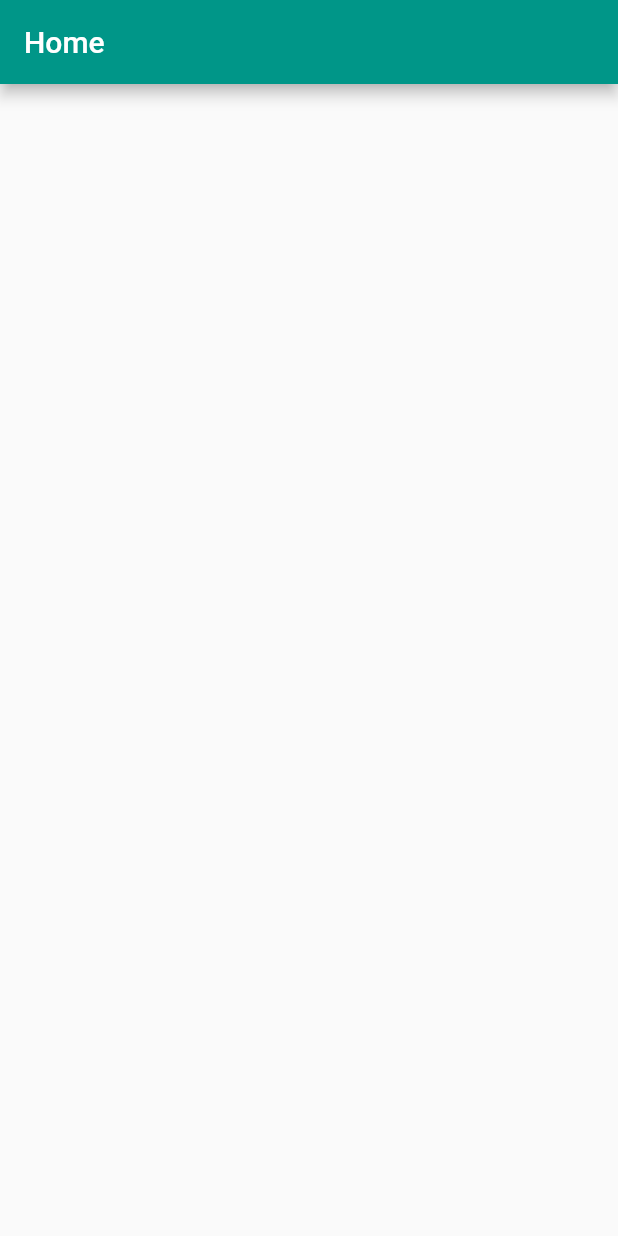
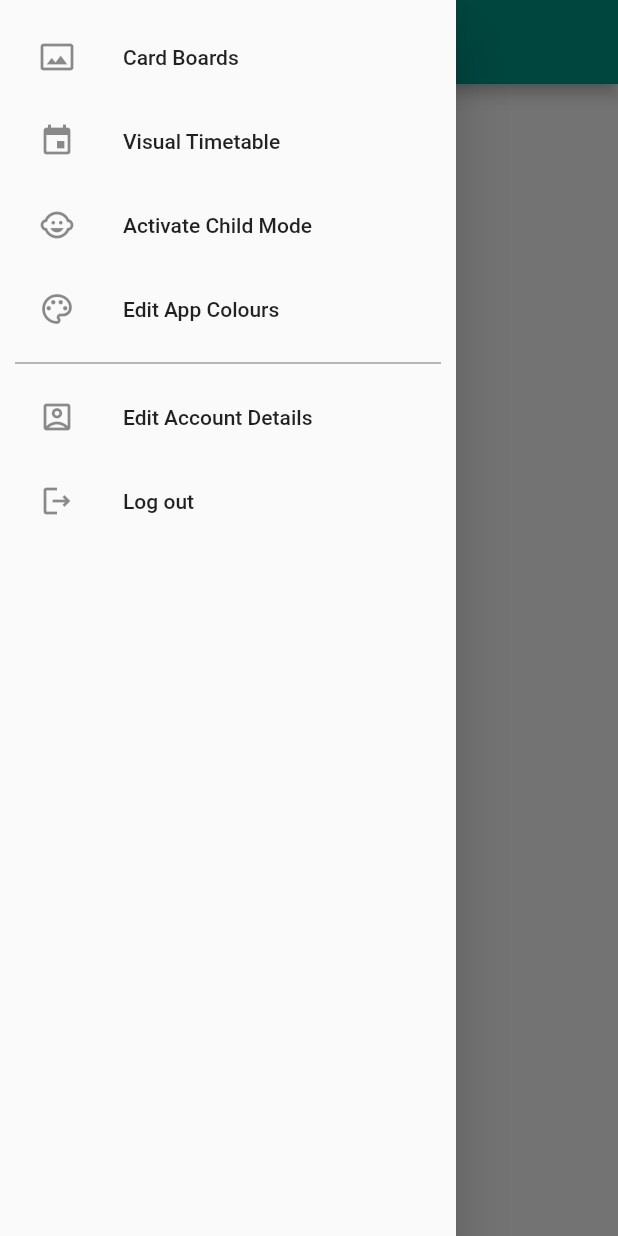
Before and after one commit to AryamanDubey28/seg_coursework_app, a Flutter app: the screen it shows after launch, with the side drawer open (before the commit the screen has no drawer), on a phone screen of 412 x 824 dp. Run offline on Flutter 3.47's test engine with Material 2 defaults, Android fonts, the phone set to English and light mode, and no system bars.

Commit message:
Create a side-menu for the Admin UI

```diff
--- a/lib/pages/admin_home.dart
+++ b/lib/pages/admin_home.dart
@@ -25,5 +25,74 @@ class AdminHome extends StatelessWidget {
         appBar: AppBar(
           title: const Text('Home'),
         ),
+        drawer: const NavigationDrawer(),
       );
 }
+
+// The side-menu of the admin's UI (should be moved to another file)
+class NavigationDrawer extends StatelessWidget {
+  const NavigationDrawer({Key? key}) : super(key: key);
+
+  @override
+  Widget build(BuildContext context) => Drawer(
+        child: SingleChildScrollView(
+            child: Column(
+          crossAxisAlignment: CrossAxisAlignment.stretch,
+          children: <Widget>[
+            buildHeader(context),
+            buildMenuItems(context),
+          ],
+        )),
+      );
+
+  // The header of the side-menu
+  Widget buildHeader(BuildContext context) => Container(
+        padding: EdgeInsets.only(
+          top: MediaQuery.of(context).padding.top,
+        ),
+      );
+
+  // The items of the side-menu
+  Widget buildMenuItems(BuildContext context) => Container(
+        padding: const EdgeInsets.all(10),
+        child: Wrap(
+          children: [
+            ListTile(
+              leading: const Icon(Icons.photo_size_select_actual_outlined),
+              title: const Text('Card Boards'),
+              onTap: () =>
+                  Navigator.of(context).pushReplacement(MaterialPageRoute(
+                builder: (context) => const AdminHome(),
+              )),
+            ),
+            ListTile(
+                leading: const Icon(Icons.event),
+                title: const Text('Visual Timetable'),
+                onTap: () {}),
+            ListTile(
+              leading: const Icon(Icons.child_care),
+              title: const Text('Activate Child Mode'),
+              onTap: () {},
+            ),
+            ListTile(
+              leading: const Icon(Icons.color_lens_outlined),
+              title: const Text('Edit App Colours'),
+              onTap: () {},
+            ),
+            const Divider(
+              color: Colors.black54,
+            ),
+            ListTile(
+              leading: const Icon(Icons.account_box_outlined),
+              title: const Text('Edit Account Details'),
+              onTap: () {},
+            ),
+            ListTile(
+              leading: const Icon(Icons.logout_outlined),
+              title: const Text('Log out'),
+              onTap: () {},
+            ),
+          ],
+        ),
+      );
+}
```
